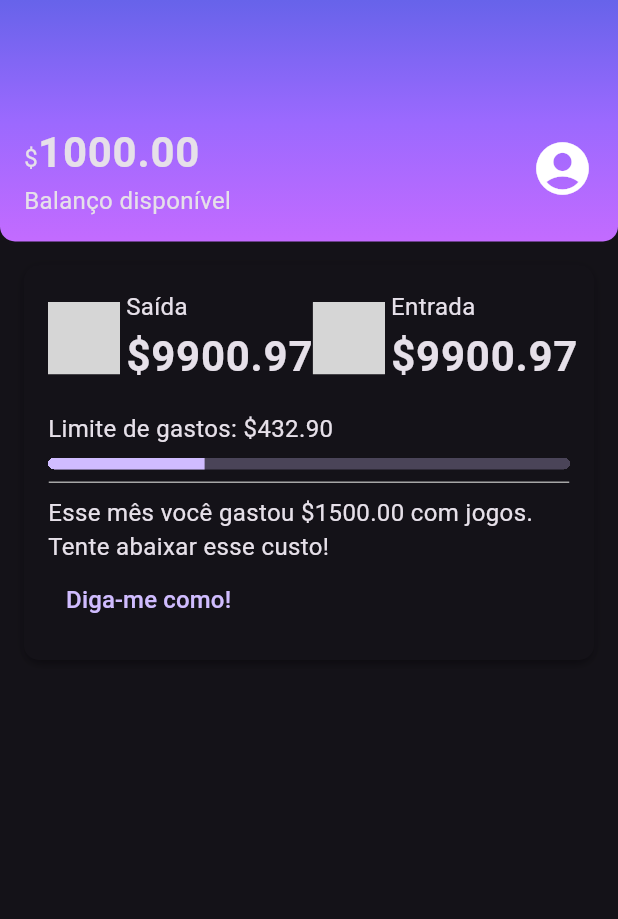
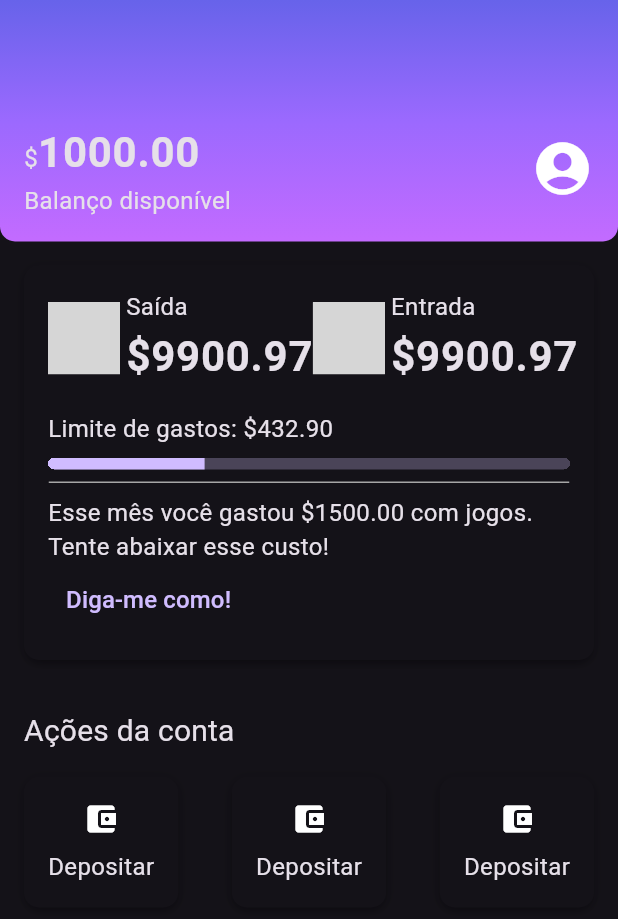
Before and after one commit to leobuck/alura-flutter, a Flutter app: the screen it shows after launch, on a phone screen of 412 x 824 dp. Shown: the top 919 px of the screen. Run offline on Flutter 3.47's test engine with Material 3 defaults, Android fonts, the phone set to English and light mode, and no system bars; grey boxes are pictures that could not be loaded.

Commit message:
Implementando o AccountActions

```diff
--- /dev/null
+++ b/alubank/lib/components/sections/account_actions.dart
@@ -0,0 +1,66 @@
+import 'package:alubank/components/box_card.dart';
+import 'package:flutter/material.dart';
+
+class AccountActions extends StatelessWidget {
+  const AccountActions({Key? key}) : super(key: key);
+
+  @override
+  Widget build(BuildContext context) {
+    return Padding(
+      padding: const EdgeInsets.all(16),
+      child: Column(
+        crossAxisAlignment: CrossAxisAlignment.start,
+        children: [
+          Padding(
+            padding: const EdgeInsets.only(bottom: 16.0),
+            child: Text(
+              'Ações da conta',
+              style: Theme.of(context).textTheme.titleMedium,
+            ),
+          ),
+          Row(
+            mainAxisAlignment: MainAxisAlignment.spaceBetween,
+            children: [
+              BoxCard(
+                boxContent: _AccountActionsContent(
+                    icon: Icon(Icons.account_balance_wallet),
+                    text: 'Depositar'),
+              ),
+              BoxCard(
+                boxContent: _AccountActionsContent(
+                    icon: Icon(Icons.account_balance_wallet),
+                    text: 'Depositar'),
+              ),
+              BoxCard(
+                boxContent: _AccountActionsContent(
+                    icon: Icon(Icons.account_balance_wallet),
+                    text: 'Depositar'),
+              ),
+            ],
+          )
+        ],
+      ),
+    );
+  }
+}
+
+class _AccountActionsContent extends StatelessWidget {
+  final Icon icon;
+  final String text;
+  const _AccountActionsContent(
+      {Key? key, required this.icon, required this.text})
+      : super(key: key);
+
+  @override
+  Widget build(BuildContext context) {
+    return Column(
+      children: [
+        Padding(
+          padding: const EdgeInsets.only(bottom: 8.0),
+          child: icon,
+        ),
+        Text(text),
+      ],
+    );
+  }
+}
--- a/alubank/lib/screens/home.dart
+++ b/alubank/lib/screens/home.dart
@@ -1,3 +1,4 @@
+import 'package:alubank/components/sections/account_actions.dart';
 import 'package:alubank/components/sections/header.dart';
 import 'package:alubank/components/sections/recent_activity.dart';
 import 'package:flutter/material.dart';
@@ -12,6 +13,7 @@ class Home extends StatelessWidget {
         children: <Widget>[
           Header(),
           RecentActivity(),
+          AccountActions(),
         ],
       ),
     );
--- a/alubank/lib/themes/my_theme.dart
+++ b/alubank/lib/themes/my_theme.dart
@@ -13,5 +13,9 @@ ThemeData MyTheme = ThemeData(
       fontSize: 28,
       fontWeight: FontWeight.bold,
     ),
+    titleMedium: TextStyle(
+      fontSize: 20,
+      fontWeight: FontWeight.normal,
+    ),
   ),
 );
```
